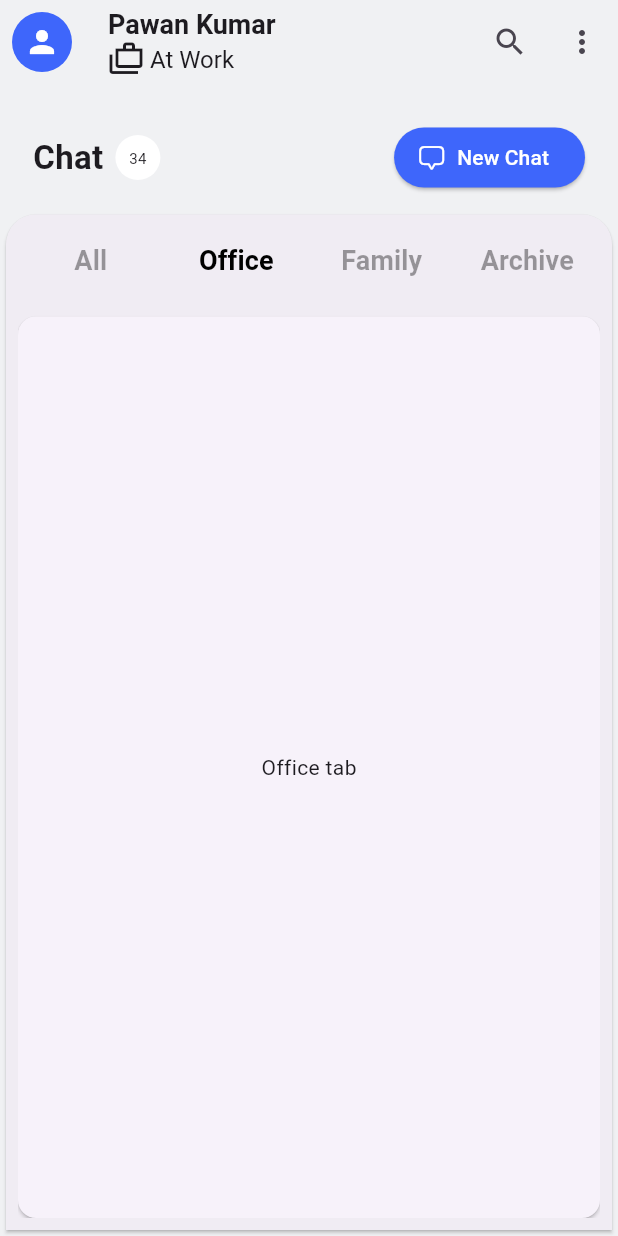
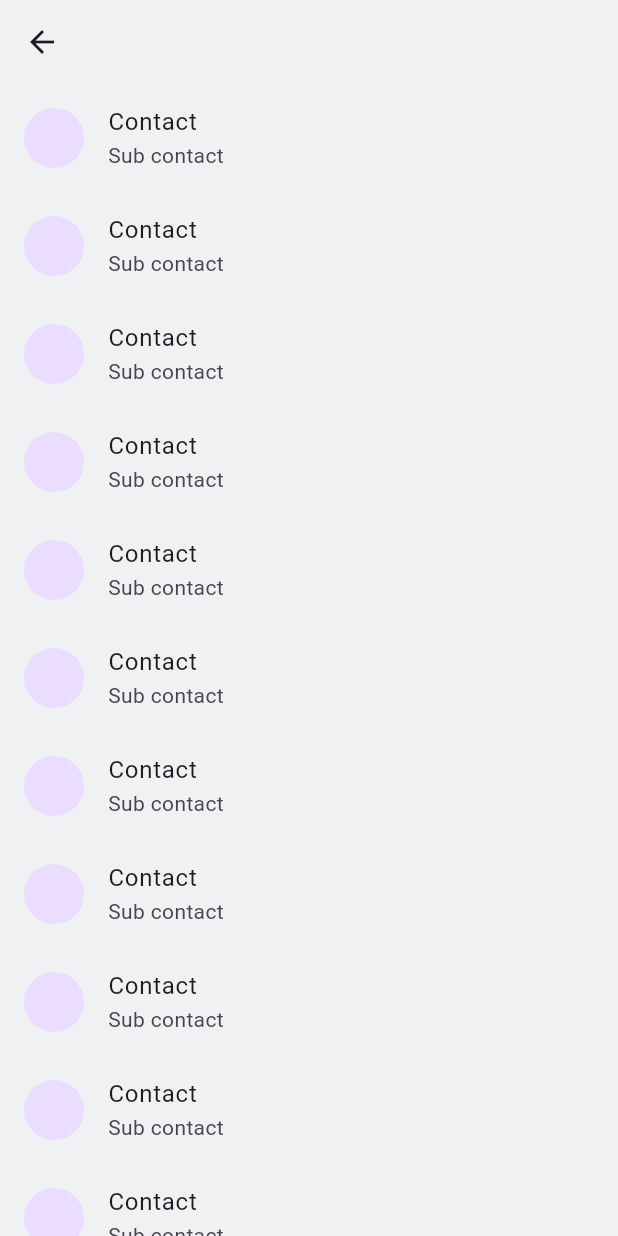
Before and after one commit to Pawan89844/chatinc, a Flutter app: the HomeView screen opened directly, tab 2 chosen, after a tap on "New Chat", on a phone screen of 412 x 824 dp. Run offline on Flutter 3.47's test engine with Material 3 defaults, Android fonts, the phone set to English and light mode, and no system bars; Roboto replaces fonts that are missing (Mona).

Commit message:
New Contact screen

```diff
--- a/lib/module/home/view/home_view.dart
+++ b/lib/module/home/view/home_view.dart
@@ -3,6 +3,7 @@ import 'package:chatinc/module/home/tabs/all_chat_tab.dart';
 import 'package:chatinc/module/home/tabs/archieve_chats_tab.dart';
 import 'package:chatinc/module/home/tabs/family_chat_tab.dart';
 import 'package:chatinc/module/home/tabs/office_chats_tab.dart';
+import 'package:chatinc/module/home/view/new_chat_view.dart';
 import 'package:chatinc/theme/app_colors.dart';
 import 'package:chatinc/widgets/app_bold_text.dart';
 import 'package:chatinc/widgets/app_text.dart';
@@ -94,7 +95,11 @@ class _HomeViewState extends State<HomeView> with TickerProviderStateMixin {
                 Container(
                   margin: const EdgeInsets.only(right: 14.0),
                   child: ElevatedButton.icon(
-                      onPressed: () {},
+                      onPressed: () => Navigator.push(
+                          context,
+                          MaterialPageRoute(
+                            builder: (context) => const NewChatView(),
+                          )),
                       style: ButtonStyle(
                           backgroundColor:
                               MaterialStateProperty.all(AppColors.buttonColor)),
--- /dev/null
+++ b/lib/module/home/view/new_chat_view.dart
@@ -0,0 +1,24 @@
+import 'package:chatinc/widgets/app_text.dart';
+import 'package:flutter/material.dart';
+
+class NewChatView extends StatelessWidget {
+  const NewChatView({super.key});
+
+  @override
+  Widget build(BuildContext context) {
+    return Scaffold(
+      appBar: AppBar(
+        forceMaterialTransparency: true,
+      ),
+      body: SafeArea(child: ListView.builder(
+        itemBuilder: (context, index) {
+          return const ListTile(
+            leading: CircleAvatar(),
+            title: AppText('Contact'),
+            subtitle: AppText('Sub contact'),
+          );
+        },
+      )),
+    );
+  }
+}
--- a/pubspec.yaml
+++ b/pubspec.yaml
@@ -10,6 +10,7 @@ dependencies:
   flutter:
     sdk: flutter
   cupertino_icons: ^1.0.8
+  flutter_contacts: ^1.1.8
 
 dev_dependencies:
   flutter_test:
```
Also changed, not shown: lib/module/auth/components/otp_component.dart (+13 -2 lines), pubspec.lock, 2 other files.
